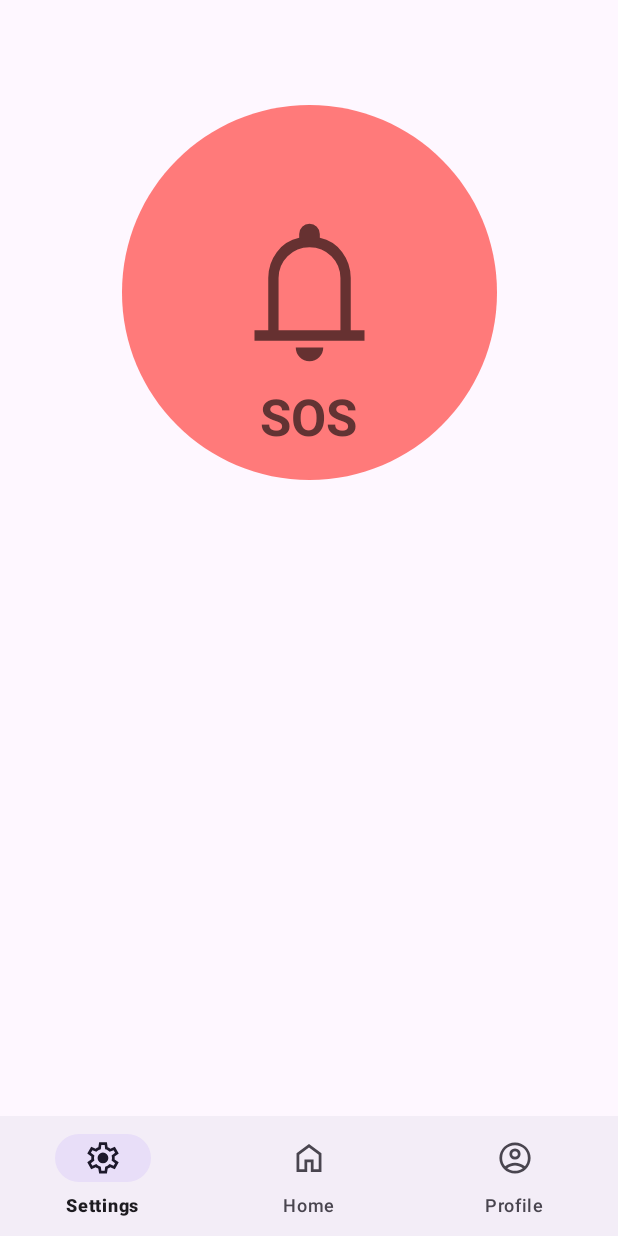
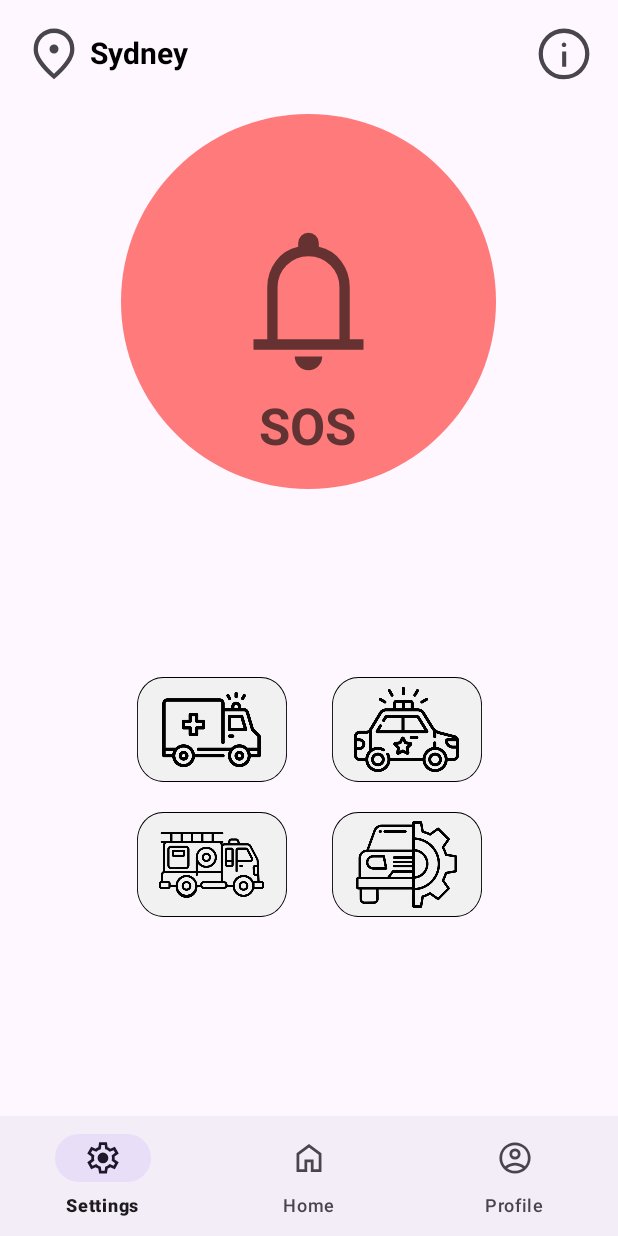
Before and after one commit to GeoffreyMcLennan/INFS3605T13AGroup1, an Android app: the screen it shows after launch (MainActivity), on a phone screen of 412 x 824 dp. Run offline under Robolectric (Android 15) with nearby library versions, the phone set to English and light mode, and no system bars.

Commit message:
Added UI
Need to add text and other stuff

```diff
--- a/app/src/main/java/com/example/infs3605t13agroup1/MainActivity.java
+++ b/app/src/main/java/com/example/infs3605t13agroup1/MainActivity.java
@@ -12,7 +12,6 @@ import com.google.android.material.bottomnavigation.BottomNavigationView;
 
 public class MainActivity extends AppCompatActivity {
     private RecyclerView.LayoutManager layoutManager;
-
 
     @Override
     protected void onCreate(Bundle savedInstanceState) {
--- /dev/null
+++ b/app/src/main/res/drawable/info_48px.xml
@@ -0,0 +1,10 @@
+<vector xmlns:android="http://schemas.android.com/apk/res/android"
+    android:width="40dp"
+    android:height="40dp"
+    android:viewportWidth="960"
+    android:viewportHeight="960"
+    android:tint="?attr/colorControlNormal">
+  <path
+      android:fillColor="@android:color/white"
+      android:pathData="M450.37,682.63L515.63,682.63L515.63,440L450.37,440L450.37,682.63ZM480,369.59Q495.55,369.59 506.07,359.36Q516.59,349.12 516.59,334Q516.59,317.76 506.07,307.09Q495.56,296.41 480.02,296.41Q464.21,296.41 453.81,307.09Q443.41,317.76 443.41,333.88Q443.41,349.15 453.93,359.37Q464.45,369.59 480,369.59ZM480.3,885.98Q396.1,885.98 322.26,854.1Q248.42,822.22 193.1,766.9Q137.78,711.58 105.9,637.7Q74.02,563.82 74.02,479.53Q74.02,395.25 105.9,321.33Q137.78,247.42 193.06,192.59Q248.34,137.75 322.24,105.77Q396.14,73.78 480.45,73.78Q564.75,73.78 638.7,105.75Q712.64,137.72 767.45,192.52Q822.27,247.32 854.24,321.4Q886.22,395.48 886.22,479.73Q886.22,563.97 854.23,637.8Q822.25,711.64 767.41,766.75Q712.58,821.85 638.54,853.91Q564.5,885.98 480.3,885.98ZM480.5,817.85Q621.04,817.85 719.45,719.1Q817.85,620.34 817.85,479.5Q817.85,338.96 719.63,240.55Q621.42,142.15 479.88,142.15Q339.72,142.15 240.93,240.37Q142.15,338.58 142.15,480.12Q142.15,620.28 240.9,719.07Q339.66,817.85 480.5,817.85ZM480,480Q480,480 480,480Q480,480 480,480Q480,480 480,480Q480,480 480,480Q480,480 480,480Q480,480 480,480Q480,480 480,480Q480,480 480,480Z"/>
+</vector>
--- /dev/null
+++ b/app/src/main/res/drawable/location_on_48px.xml
@@ -0,0 +1,10 @@
+<vector xmlns:android="http://schemas.android.com/apk/res/android"
+    android:width="40dp"
+    android:height="40dp"
+    android:viewportWidth="960"
+    android:viewportHeight="960"
+    android:tint="?attr/colorControlNormal">
+  <path
+      android:fillColor="@android:color/white"
+      android:pathData="M480.13,471.67Q509.96,471.67 530.93,450.69Q551.91,429.7 551.91,399.87Q551.91,370.04 530.88,349.07Q509.84,328.09 479.94,328.09Q450.04,328.09 429.18,349.12Q408.33,370.16 408.33,400.06Q408.33,429.96 429.31,450.82Q450.3,471.67 480.13,471.67ZM480,796.22Q611.8,676.65 674.83,580.42Q737.85,484.2 737.85,407.28Q737.85,290.75 663.19,216.45Q588.53,142.15 480.04,142.15Q371.54,142.15 296.85,216.45Q222.15,290.75 222.15,407.28Q222.15,484.2 286.67,580.3Q351.2,676.41 480,796.22ZM480,885.98Q316.13,747.3 235.08,629.33Q154.02,511.35 154.02,407.28Q154.02,254.96 252.32,164.37Q350.63,73.78 480,73.78Q609.27,73.78 707.74,164.37Q806.22,254.96 806.22,407.28Q806.22,511.35 725.04,629.33Q643.87,747.3 480,885.98ZM480,400Q480,400 480,400Q480,400 480,400Q480,400 480,400Q480,400 480,400Q480,400 480,400Q480,400 480,400Q480,400 480,400Q480,400 480,400Z"/>
+</vector>
--- /dev/null
+++ b/app/src/main/res/drawable/rectangle_1.xml
@@ -0,0 +1,37 @@
+<layer-list xmlns:android="http://schemas.android.com/apk/res/android"
+android:width="250dp"
+android:height="250dp">
+
+<item>
+    <vector
+        xmlns:android="http://schemas.android.com/apk/res/android"
+        android:width="100dp"
+        android:height="50dp"
+        android:viewportWidth="171"
+        android:viewportHeight="111">
+
+        <group>
+            <clip-path
+                android:pathData="M30 0H141C157.569 0 171 13.4315 171 30V81C171 97.5685 157.569 111 141 111H30C13.4315 111 0 97.5685 0 81V30C0 13.4315 13.4315 0 30 0Z" />
+
+            <path
+                android:pathData="M0 0V111H171V0"
+                android:fillColor="#F1F1F1" />
+
+            <path
+                android:pathData="M30 0H141C157.569 0 171 13.4315 171 30V81C171 97.5685 157.569 111 141 111H30C13.4315 111 0 97.5685 0 81V30C0 13.4315 13.4315 0 30 0Z"
+                android:strokeWidth="2"
+                android:strokeColor="#000000" />
+
+        </group>
+
+    </vector>
+
+</item>
+<item android:drawable="@drawable/ambulance"
+    android:width="70dp"
+    android:height="70dp"
+    android:gravity="center"
+    android:fillColor="#000000"/>
+
+</layer-list>
--- /dev/null
+++ b/app/src/main/res/drawable/rectangle_2.xml
@@ -0,0 +1,37 @@
+<layer-list xmlns:android="http://schemas.android.com/apk/res/android"
+    android:width="250dp"
+    android:height="250dp">
+
+    <item>
+        <vector
+            xmlns:android="http://schemas.android.com/apk/res/android"
+            android:width="100dp"
+            android:height="50dp"
+            android:viewportWidth="171"
+            android:viewportHeight="111">
+
+            <group>
+                <clip-path
+                    android:pathData="M30 0H141C157.569 0 171 13.4315 171 30V81C171 97.5685 157.569 111 141 111H30C13.4315 111 0 97.5685 0 81V30C0 13.4315 13.4315 0 30 0Z" />
+
+                <path
+                    android:pathData="M0 0V111H171V0"
+                    android:fillColor="#F1F1F1" />
+
+                <path
+                    android:pathData="M30 0H141C157.569 0 171 13.4315 171 30V81C171 97.5685 157.569 111 141 111H30C13.4315 111 0 97.5685 0 81V30C0 13.4315 13.4315 0 30 0Z"
+                    android:strokeWidth="2"
+                    android:strokeColor="#000000" />
+
+            </group>
+
+        </vector>
+
+    </item>
+    <item android:drawable="@drawable/police"
+        android:width="70dp"
+        android:height="70dp"
+        android:gravity="center"
+        android:fillColor="#000000"/>
+
+</layer-list>
--- /dev/null
+++ b/app/src/main/res/drawable/rectangle_3.xml
@@ -0,0 +1,37 @@
+<layer-list xmlns:android="http://schemas.android.com/apk/res/android"
+    android:width="250dp"
+    android:height="250dp">
+
+    <item>
+        <vector
+            xmlns:android="http://schemas.android.com/apk/res/android"
+            android:width="100dp"
+            android:height="50dp"
+            android:viewportWidth="171"
+            android:viewportHeight="111">
+
+            <group>
+                <clip-path
+                    android:pathData="M30 0H141C157.569 0 171 13.4315 171 30V81C171 97.5685 157.569 111 141 111H30C13.4315 111 0 97.5685 0 81V30C0 13.4315 13.4315 0 30 0Z" />
+
+                <path
+                    android:pathData="M0 0V111H171V0"
+                    android:fillColor="#F1F1F1" />
+
+                <path
+                    android:pathData="M30 0H141C157.569 0 171 13.4315 171 30V81C171 97.5685 157.569 111 141 111H30C13.4315 111 0 97.5685 0 81V30C0 13.4315 13.4315 0 30 0Z"
+                    android:strokeWidth="2"
+                    android:strokeColor="#000000" />
+
+            </group>
+
+        </vector>
+
+    </item>
+    <item android:drawable="@drawable/fire_truck"
+        android:width="70dp"
+        android:height="70dp"
+        android:gravity="center"
+        android:fillColor="#000000"/>
+
+</layer-list>
--- /dev/null
+++ b/app/src/main/res/drawable/rectangle_4.xml
@@ -0,0 +1,37 @@
+<layer-list xmlns:android="http://schemas.android.com/apk/res/android"
+    android:width="250dp"
+    android:height="250dp">
+
+    <item>
+        <vector
+            xmlns:android="http://schemas.android.com/apk/res/android"
+            android:width="100dp"
+            android:height="50dp"
+            android:viewportWidth="171"
+            android:viewportHeight="111">
+
+            <group>
+                <clip-path
+                    android:pathData="M30 0H141C157.569 0 171 13.4315 171 30V81C171 97.5685 157.569 111 141 111H30C13.4315 111 0 97.5685 0 81V30C0 13.4315 13.4315 0 30 0Z" />
+
+                <path
+                    android:pathData="M0 0V111H171V0"
+                    android:fillColor="#F1F1F1" />
+
+                <path
+                    android:pathData="M30 0H141C157.569 0 171 13.4315 171 30V81C171 97.5685 157.569 111 141 111H30C13.4315 111 0 97.5685 0 81V30C0 13.4315 13.4315 0 30 0Z"
+                    android:strokeWidth="2"
+                    android:strokeColor="#000000" />
+
+            </group>
+
+        </vector>
+
+    </item>
+    <item android:drawable="@drawable/car"
+        android:width="70dp"
+        android:height="70dp"
+        android:gravity="center"
+        android:fillColor="#000000"/>
+
+</layer-list>
--- a/app/src/main/res/layout/activity_main.xml
+++ b/app/src/main/res/layout/activity_main.xml
@@ -8,18 +8,39 @@
     android:background="@android:color/transparent"
     tools:context=".MainActivity">
 
+    <ImageView
+        android:id="@+id/imageView1"
+        android:layout_width="wrap_content"
+        android:layout_height="wrap_content"
+        android:layout_marginTop="16dp"
+        android:layout_marginEnd="16dp"
+        android:src="@drawable/info_48px"
+        app:layout_constraintEnd_toEndOf="parent"
+        app:layout_constraintTop_toTopOf="parent" />
+
+    <ImageView
+        android:id="@+id/imageView"
+        android:layout_width="wrap_content"
+        android:layout_height="wrap_content"
+        android:layout_marginStart="16dp"
+        android:layout_marginTop="16dp"
+        android:src="@drawable/location_on_48px"
+        app:layout_constraintStart_toStartOf="parent"
+        app:layout_constraintTop_toTopOf="parent" />
+
     <ImageButton
         android:id="@+id/imageButton"
         android:layout_width="wrap_content"
         android:layout_height="wrap_content"
         android:layout_marginStart="65dp"
-        android:layout_marginTop="70dp"
+        android:layout_marginTop="76dp"
         android:layout_marginEnd="65dp"
+        android:background="@android:color/transparent"
         android:src="@drawable/ellipse_1"
-        android:background="@android:color/transparent"
+        app:layout_constraintEnd_toEndOf="parent"
+        app:layout_constraintHorizontal_bias="0.483"
         app:layout_constraintStart_toStartOf="parent"
-        app:layout_constraintEnd_toEndOf="parent"
-        app:layout_constraintTop_toTopOf="parent"/>
+        app:layout_constraintTop_toTopOf="parent" />
 
     <TextView
         android:id="@+id/textView"
@@ -36,13 +57,89 @@
         app:layout_constraintHorizontal_bias="0.497"
         app:layout_constraintStart_toStartOf="@+id/imageButton" />
 
+    <TextView
+        android:id="@+id/textView2"
+        android:layout_width="wrap_content"
+        android:layout_height="wrap_content"
+        android:layout_marginStart="4dp"
+        android:layout_marginTop="21dp"
+        android:text="Sydney"
+        android:textColor="#000000"
+        android:textSize="20sp"
+        android:textStyle="bold"
+        app:layout_constraintStart_toEndOf="@+id/imageView"
+        app:layout_constraintTop_toTopOf="parent" />
+
+    <FrameLayout
+        android:layout_width="350dp"
+        android:layout_height="200dp"
+        android:layout_gravity="center"
+        app:layout_constraintBottom_toTopOf="@+id/bottom_nav_view"
+        app:layout_constraintEnd_toEndOf="parent"
+        app:layout_constraintStart_toStartOf="parent"
+        app:layout_constraintTop_toBottomOf="@+id/imageButton">
+
+        <androidx.constraintlayout.widget.ConstraintLayout
+            android:layout_width="match_parent"
+            android:layout_height="match_parent">
+
+            <ImageButton
+                android:id="@+id/imageButton3"
+                android:layout_width="wrap_content"
+                android:layout_height="wrap_content"
+                android:layout_marginTop="16dp"
+                android:layout_marginEnd="60dp"
+                android:background="@android:color/transparent"
+                android:src="@drawable/rectangle_2"
+                app:layout_constraintEnd_toEndOf="parent"
+                app:layout_constraintTop_toTopOf="parent" />
+
+            <ImageButton
+                android:id="@+id/imageButton4"
+                android:layout_width="wrap_content"
+                android:layout_height="wrap_content"
+                android:layout_marginStart="60dp"
+                android:layout_marginBottom="24dp"
+                android:background="@android:color/transparent"
+                android:src="@drawable/rectangle_3"
+                app:layout_constraintBottom_toBottomOf="parent"
+                app:layout_constraintStart_toStartOf="parent" />
+
+            <ImageButton
+                android:id="@+id/imageButton5"
+                android:layout_width="wrap_content"
+                android:layout_height="wrap_content"
+                android:layout_marginEnd="60dp"
+                android:layout_marginBottom="24dp"
+                android:background="@android:color/transparent"
+                android:src="@drawable/rectangle_4"
+                app:layout_constraintBottom_toBottomOf="parent"
+                app:layout_constraintEnd_toEndOf="parent" />
+
+            <ImageButton
+                android:id="@+id/imageButton2"
+                android:layout_width="wrap_content"
+                android:layout_height="wrap_content"
+                android:layout_marginStart="60dp"
+                android:layout_marginTop="16dp"
+                android:background="@android:color/transparent"
+                android:src="@drawable/rectangle_1"
+                app:layout_constraintStart_toStartOf="parent"
+                app:layout_constraintTop_toTopOf="parent" />
+
+        </androidx.constraintlayout.widget.ConstraintLayout>
+
+    </FrameLayout>
+
     <com.google.android.material.bottomnavigation.BottomNavigationView
         android:id="@+id/bottom_nav_view"
         android:layout_width="0dp"
         android:layout_height="wrap_content"
-        app:menu="@menu/bottom_nav_menu"
+        app:layout_constraintBottom_toBottomOf="parent"
+        app:layout_constraintEnd_toEndOf="parent"
         app:layout_constraintStart_toStartOf="parent"
-        app:layout_constraintEnd_toEndOf="parent"
-        app:layout_constraintBottom_toBottomOf="parent"/>
+        app:menu="@menu/bottom_nav_menu" />
+
+
 
 </androidx.constraintlayout.widget.ConstraintLayout>
```
Also changed, not shown: app/src/main/res/drawable/ambulance.png (added), app/src/main/res/drawable/car.png (added), app/src/main/res/drawable/fire_truck.png (added), app/src/main/res/drawable/police.png (added).
